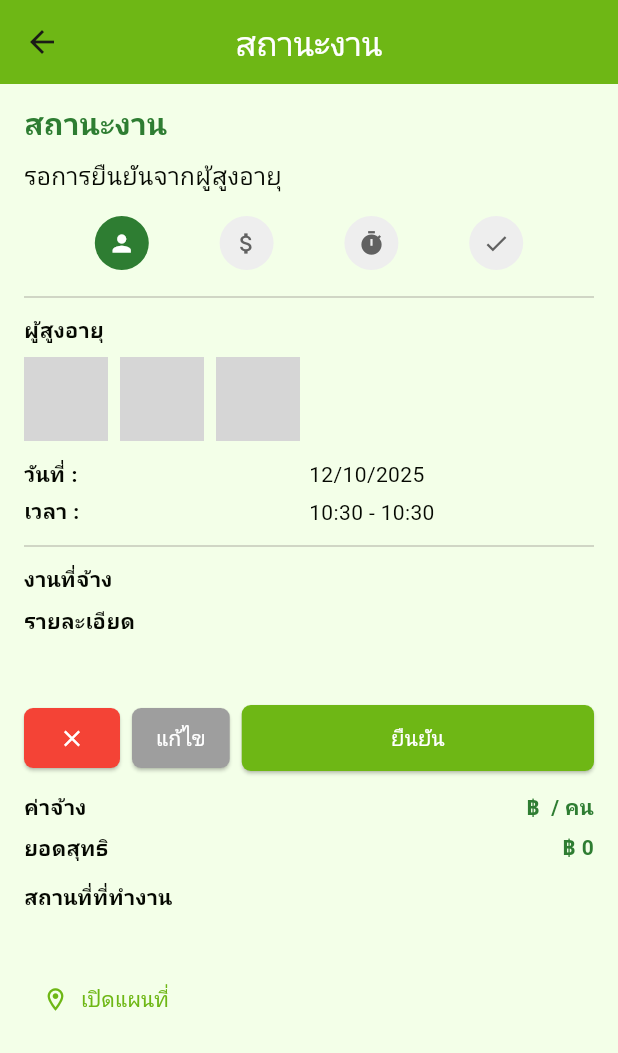
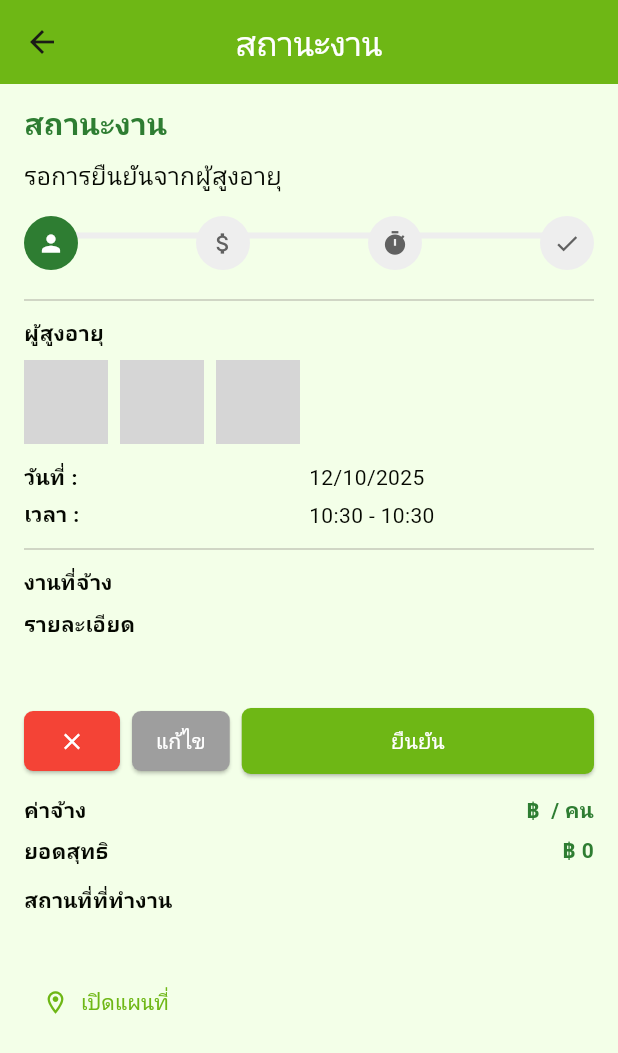
Before and after one commit to DisEzMike/waiwan, a Flutter app: the JobDetailScreen screen opened directly with empty values, on a phone screen of 412 x 824 dp. Shown: the top 1053 px of the screen. Run offline on Flutter 3.47's test engine with Material 3 defaults, Android fonts, the phone set to English and light mode, and no system bars; our stand-ins replace camera, geolocator, google_fonts, image_picker, localstorage, permission_handler and 1 more; accounts and stored records are empty; Roboto replaces fonts that are missing (Kanit); grey boxes are pictures that could not be loaded.

Commit message:
Update job_detail.dart

```diff
--- a/lib/screens/job_detail.dart
+++ b/lib/screens/job_detail.dart
@@ -82,6 +82,82 @@ class _JobDetailScreenState extends State<JobDetailScreen> {
     );
   }
 
+  Widget _buildProcessRow() {
+    // 4 steps: person, money, timer, check
+    const totalSteps = 4;
+    final activeCount =
+        1 + (_isConfirmed ? 1 : 0) + (_isPaid ? 1 : 0) + (_isCompleted ? 1 : 0);
+    // fraction previously used for proportional progress; not needed with discrete step spacing
+
+    final scale = FontSizeProvider.instance.fontSizeScale.clamp(0.8, 1.6);
+    final radius = (18 * scale).clamp(12.0, 40.0);
+
+    return LayoutBuilder(
+      builder: (context, constraints) {
+        final availableWidth = (constraints.maxWidth - (radius * 2)).clamp(
+          0.0,
+          constraints.maxWidth,
+        );
+        final stepSpacing =
+            totalSteps > 1
+                ? (availableWidth / (totalSteps - 1))
+                : availableWidth;
+        final progressWidth = stepSpacing * (activeCount - 1);
+
+        return SizedBox(
+          height: radius * 2 + 8,
+          child: Stack(
+            children: [
+              // base track starting at first icon center and ending at last icon center
+              Positioned(
+                left: radius.toDouble(),
+                right: radius.toDouble(),
+                top: (radius.toDouble() + 8) / 2 - 2,
+                child: Container(height: 4, color: Colors.grey[200]),
+              ),
+              // progress fill from first icon center
+              if (progressWidth > 0)
+                Positioned(
+                  left: radius.toDouble(),
+                  top: (radius.toDouble() + 8) / 2 - 2,
+                  child: Container(
+                    height: 4,
+                    width: progressWidth.toDouble(),
+                    color: const Color(0xFF6EB715),
+                  ),
+                ),
+              // positioned icons
+              for (var i = 0; i < totalSteps; i++)
+                Positioned(
+                  left:
+                      (radius + stepSpacing * i).toDouble() - radius.toDouble(),
+                  top: 0,
+                  width: radius.toDouble() * 2,
+                  child: Center(
+                    child: _buildStepIcon(
+                      i == 0
+                          ? Icons.person
+                          : i == 1
+                          ? Icons.attach_money
+                          : i == 2
+                          ? Icons.timer
+                          : Icons.check,
+                      active:
+                          i == 0
+                              ? true
+                              : (i == 1
+                                  ? _isConfirmed
+                                  : (i == 2 ? _isPaid : _isCompleted)),
+                    ),
+                  ),
+                ),
+            ],
+          ),
+        );
+      },
+    );
+  }
+
   @override
   Widget build(BuildContext context) {
     final job = widget.job;
@@ -116,15 +192,7 @@ class _JobDetailScreenState extends State<JobDetailScreen> {
               Text(_currentStatusText(), style: const TextStyle(fontSize: 16)),
               const SizedBox(height: 16),
 
-              Row(
-                mainAxisAlignment: MainAxisAlignment.spaceEvenly,
-                children: [
-                  _buildStepIcon(Icons.person, active: true),
-                  _buildStepIcon(Icons.attach_money, active: _isConfirmed),
-                  _buildStepIcon(Icons.timer, active: _isPaid),
-                  _buildStepIcon(Icons.check, active: _isCompleted),
-                ],
-              ),
+              _buildProcessRow(),
               const Divider(height: 24),
 
               const Text(
```
